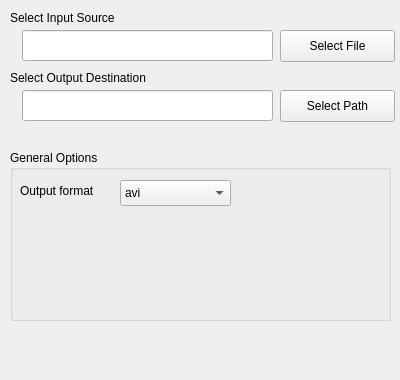
This is mainwindow.ui in NRauh/SFVC as Qt 5 draws it before an edit. The edited form follows.
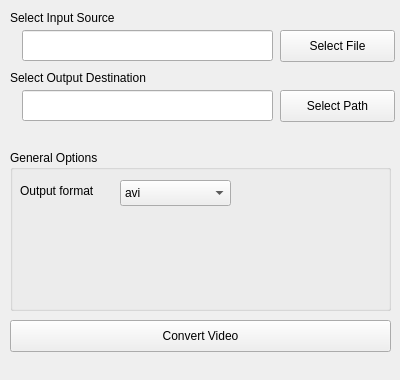
This is the edited form.

Commit message: Can convert videos.

```diff
--- a/mainwindow.ui
+++ b/mainwindow.ui
@@ -92,7 +92,7 @@
       <x>10</x>
       <y>150</y>
       <width>381</width>
-      <height>171</height>
+      <height>161</height>
      </rect>
     </property>
     <property name="title">
@@ -132,6 +132,19 @@
      </property>
     </widget>
    </widget>
+   <widget class="QPushButton" name="runCommand">
+    <property name="geometry">
+     <rect>
+      <x>10</x>
+      <y>320</y>
+      <width>381</width>
+      <height>32</height>
+     </rect>
+    </property>
+    <property name="text">
+     <string>Convert Video</string>
+    </property>
+   </widget>
   </widget>
   <widget class="QMenuBar" name="menuBar">
    <property name="geometry">
```
The commit also changes 5 other files.
